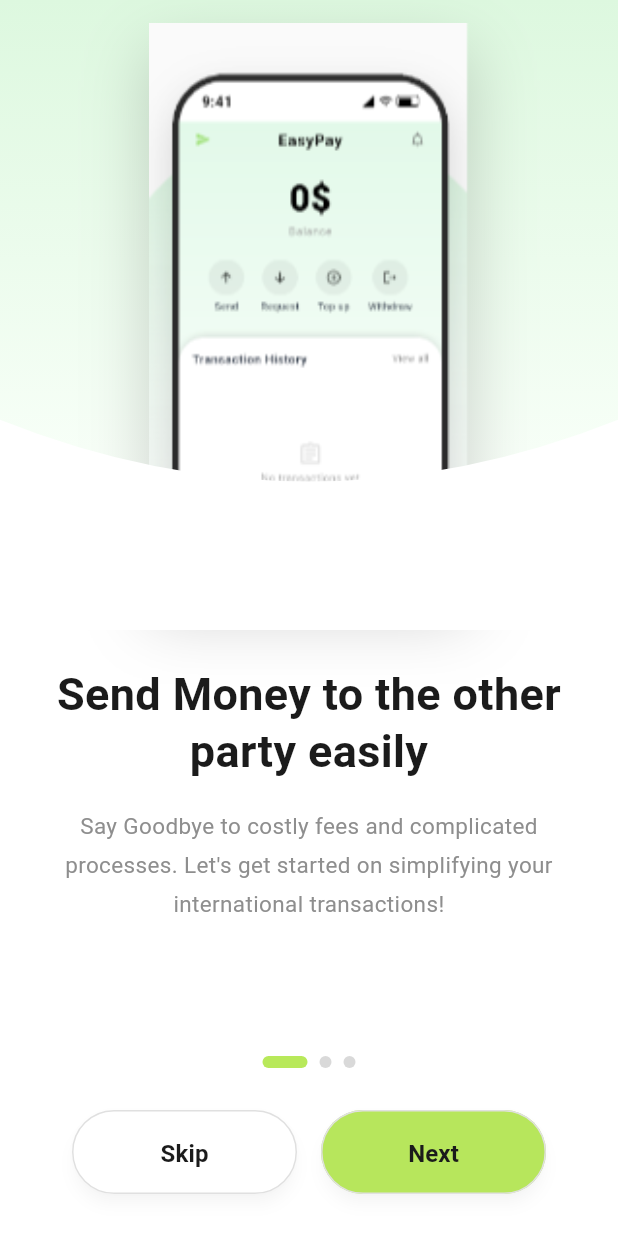
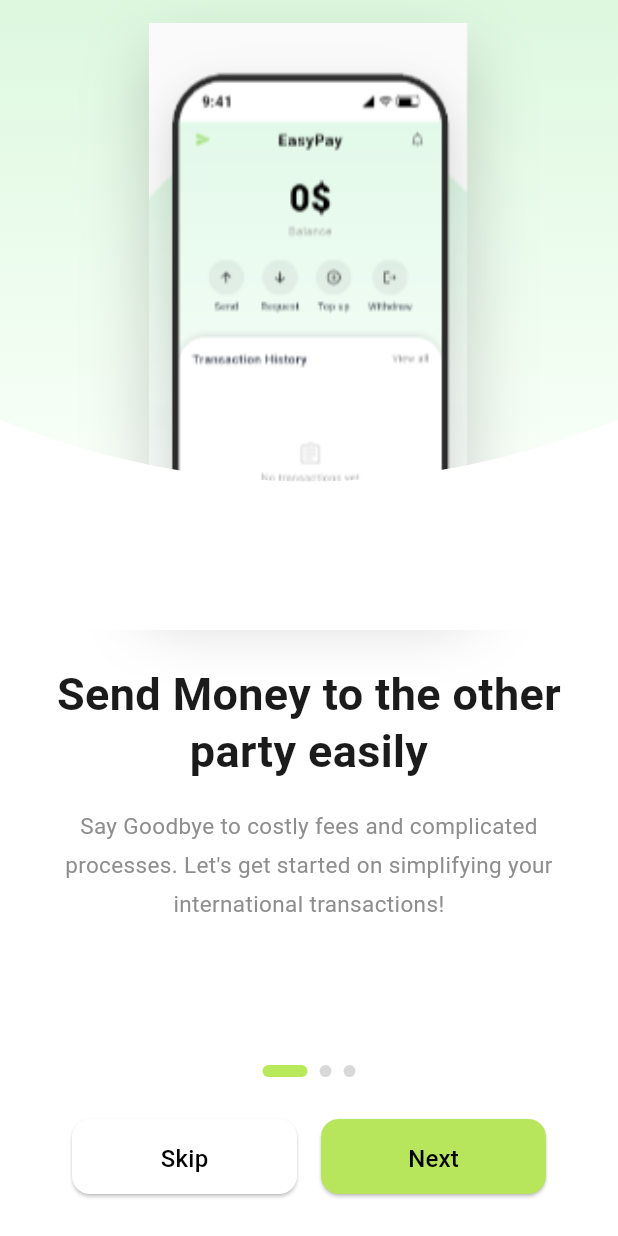
Before and after one commit to Sara-Elbana/easy_pay, a Flutter app: the screen it shows after launch, on a phone screen of 412 x 824 dp. Run offline on Flutter 3.47's test engine with Material 3 defaults, Android fonts, the phone set to English and light mode, and no system bars; our stand-ins replace connectivity_plus, dio, equatable, flutter_bloc, flutter_secure_storage, get_it and 1 more.

Commit message:
add reusable UI components to core and applying it to onboarding screen and welcome screen.

```diff
--- a/lib/core/di/service_locator.dart
+++ b/lib/core/di/service_locator.dart
@@ -7,9 +7,7 @@ import '../services/services.dart';
 
 final getIt = GetIt.instance;
 
-/// Initialize all dependencies
 Future<void> setupDependencies() async {
-  // Initialize services first
   final prefs = SharedPreferencesService();
   await prefs.init();
   getIt.registerSingleton<SharedPreferencesService>(prefs);
--- /dev/null
+++ b/lib/core/widgets/custom_button.dart
@@ -0,0 +1,52 @@
+import 'package:easy_pay_app/core/theme/app_colors.dart';
+import 'package:easy_pay_app/core/theme/app_text_styles.dart';
+import 'package:flutter/material.dart';
+
+class CustomButton extends StatelessWidget {
+  final String text;
+  final VoidCallback? onPressed;
+  final bool isLoading;
+  final Color backgroundColor;
+  final Color foregroundColor;
+  final double height;
+  final double borderRadius;
+
+  const CustomButton({
+    super.key,
+    required this.text,
+    required this.onPressed,
+    this.isLoading = false,
+    this.backgroundColor = Colors.green,
+    this.foregroundColor = AppColors.white,
+    this.height = 50,
+    this.borderRadius = 12,
+  });
+
+  @override
+  Widget build(BuildContext context) {
+    return SizedBox(
+      width: double.infinity,
+      height: height,
+      child: ElevatedButton(
+        style: ElevatedButton.styleFrom(
+          backgroundColor: backgroundColor,
+          foregroundColor: foregroundColor,
+          shape: RoundedRectangleBorder(
+            borderRadius: BorderRadius.circular(borderRadius),
+          ),
+        ),
+        onPressed: isLoading ? null : onPressed,
+        child: isLoading
+            ? const CircularProgressIndicator(
+                color: AppColors.white,
+              )
+            : Text(
+                text,
+                style: AppTextStyles.titleMedium.copyWith(
+                  color: AppColors.black,
+                ),
+              ),
+      ),
+    );
+  }
+}
--- a/lib/features/onboarding/presentation/pages/onboarding_screen.dart
+++ b/lib/features/onboarding/presentation/pages/onboarding_screen.dart
@@ -59,11 +59,7 @@ class _OnboardingBodyState extends State<OnboardingBody> {
 
         if (_pageController.hasClients &&
             (_pageController.page?.round() ?? 0) != state.pageIndex) {
-          _pageController.animateToPage(
-            state.pageIndex,
-            duration: const Duration(milliseconds: 350),
-            curve: Curves.easeInOut,
-          );
+          _pageController.jumpToPage(state.pageIndex);
         }
       },
       builder: (context, state) {
--- a/lib/features/onboarding/presentation/pages/splash_screen.dart
+++ b/lib/features/onboarding/presentation/pages/splash_screen.dart
@@ -25,9 +25,9 @@ class _SplashScreenState extends State<SplashScreen> {
 
   @override
   Widget build(BuildContext context) {
-    final mediaQuery = MediaQuery.of(context);
-    final screenWidth = mediaQuery.size.width;
-    final screenHeight = mediaQuery.size.height;
+    final screenSize = MediaQuery.sizeOf(context);
+    final screenWidth = screenSize.width;
+    final screenHeight = screenSize.height;
     final isDark = Theme.of(context).brightness == Brightness.dark;
 
     final logoSize = screenWidth * 0.67;
--- a/lib/features/onboarding/presentation/widgets/app_button.dart
+++ /dev/null
@@ -1,54 +0,0 @@
-import 'package:flutter/material.dart';
-
-/// A reusable pill-shaped button.
-///
-/// Takes exactly 3 required params:
-///   - [text]      — Button label
-///   - [color]     — Background color (border is auto-applied for light colors)
-///   - [onPressed] — Tap callback
-class AppButton extends StatelessWidget {
-  final String text;
-  final Color color;
-  final VoidCallback onPressed;
-
-  const AppButton({
-    super.key,
-    required this.text,
-    required this.color,
-    required this.onPressed,
-  });
-
-  @override
-  Widget build(BuildContext context) {
-    // Decide border & shadow based on how light the color is
-    final isLight = color.computeLuminance() > 0.5;
-
-    return SizedBox(
-      height: 56,
-      width: double.infinity,
-      child: ElevatedButton(
-        onPressed: onPressed,
-        style: ElevatedButton.styleFrom(
-          elevation: 4,
-          shadowColor: isLight ? const Color(0x2A000000) : const Color(0x3327AE60),
-          backgroundColor: color,
-          foregroundColor: const Color(0xFF1B1B1B),
-          shape: RoundedRectangleBorder(
-            borderRadius: BorderRadius.circular(30),
-            side: isLight
-                ? BorderSide(color: Colors.grey.shade300)
-                : BorderSide.none,
-          ),
-        ),
-        child: Text(
-          text,
-          style: const TextStyle(
-            fontSize: 16,
-            fontWeight: FontWeight.w600,
-            letterSpacing: 0.1,
-          ),
-        ),
-      ),
-    );
-  }
-}
--- a/lib/features/onboarding/presentation/widgets/onboarding_indicator.dart
+++ b/lib/features/onboarding/presentation/widgets/onboarding_indicator.dart
@@ -19,9 +19,7 @@ class OnboardingIndicator extends StatelessWidget {
         (index) {
           final isActive = index == pageIndex;
 
-          return AnimatedContainer(
-            duration: const Duration(milliseconds: 300),
-            curve: Curves.easeInOut,
+          return Container(
             margin: const EdgeInsets.symmetric(horizontal: 4),
             width: isActive ? 30 : 8,
             height: 8,
--- a/lib/features/onboarding/presentation/widgets/onboarding_nav_buttons.dart
+++ b/lib/features/onboarding/presentation/widgets/onboarding_nav_buttons.dart
@@ -1,6 +1,6 @@
 import 'package:flutter/material.dart';
 
-import 'app_button.dart';
+import '../../../../core/widgets/custom_button.dart';
 
 class OnboardingNavButtons extends StatelessWidget {
   final int pageIndex;
@@ -28,18 +28,18 @@ class OnboardingNavButtons extends StatelessWidget {
         children: [
           if (!isLastPage) ...[
             Expanded(
-              child: AppButton(
+              child: CustomButton(
                 text: 'Skip',
-                color: Colors.white,
+                backgroundColor: Colors.white,
                 onPressed: onSkip,
               ),
             ),
             const SizedBox(width: 16),
           ],
           Expanded(
-            child: AppButton(
+            child: CustomButton(
               text: isLastPage ? 'Get Started' : 'Next',
-              color: const Color(0xFFB7E65C),
+              backgroundColor: const Color(0xFFB7E65C),
               onPressed: isLastPage ? onGetStarted : onNext,
             ),
           ),
```
Also changed, not shown: lib/core/widgets/custom_dialog.dart (added, +42 -0 lines), lib/core/widgets/custom_text_field.dart (added, +93 -0 lines), lib/features/onboarding/presentation/pages/welcome_screen.dart (+6 -6 lines).
